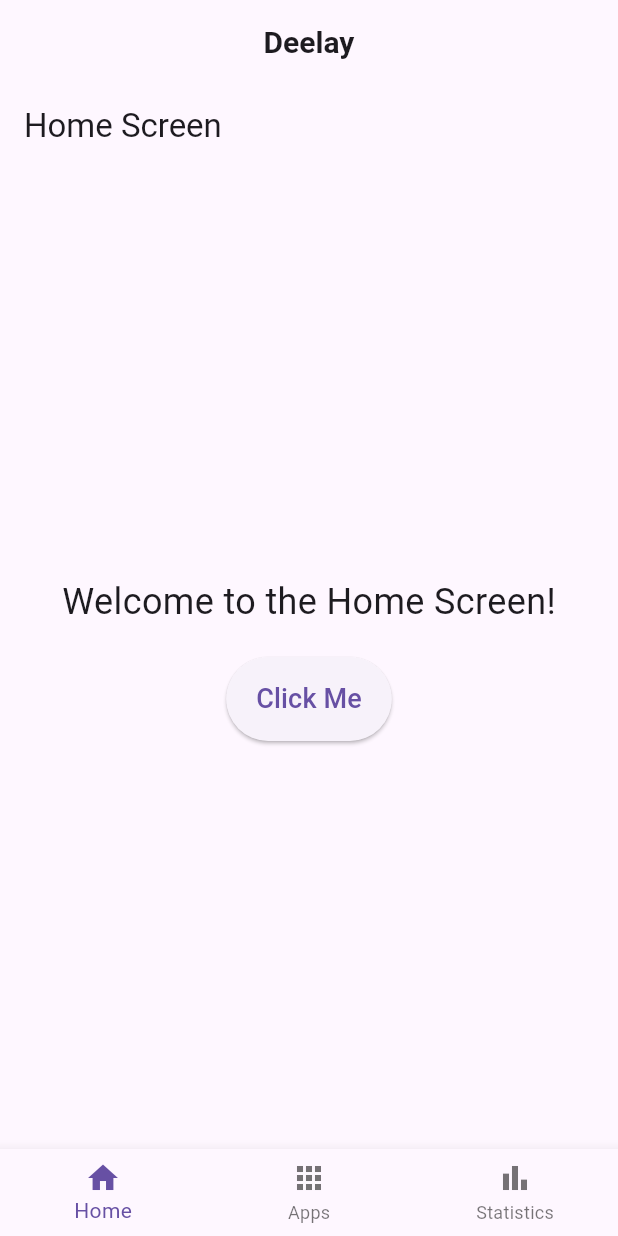
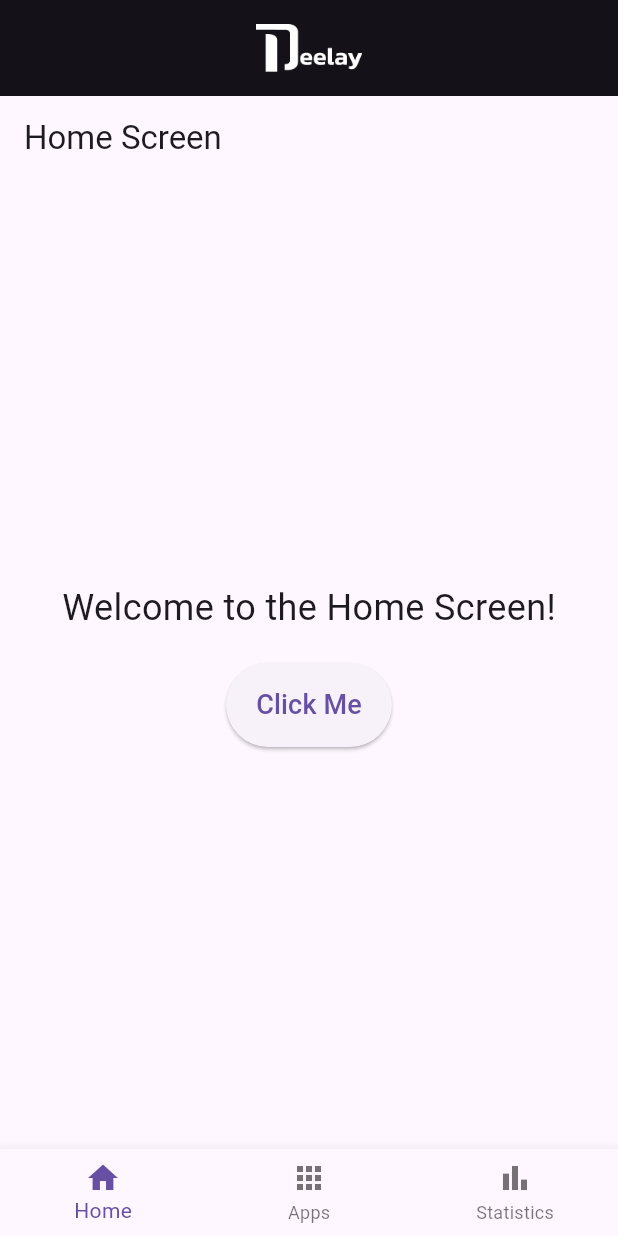
Before and after one commit to Edukasas/DeelayV2, a Flutter app: the screen it shows after launch, on a phone screen of 412 x 824 dp. Run offline on Flutter 3.47's test engine with Material 3 defaults, Android fonts, the phone set to English and light mode, and no system bars.

Commit message:
feat(header): create header

```diff
--- a/lib/widgets/header.dart
+++ b/lib/widgets/header.dart
@@ -1,21 +1,36 @@
 import 'package:flutter/material.dart';
+import 'package:myapp/config/constants/colors.dart';
 
 class Header extends StatelessWidget implements PreferredSizeWidget {
-  const Header({super.key});
+  final double height;
+
+  const Header({super.key, this.height = 64});
 
   @override
   Widget build(BuildContext context) {
     return AppBar(
       centerTitle: true, // Ensures the title is centered
-      title: const Text(
-        'Deelay', // This is the static text, can later be replaced with a logo.
-        style: TextStyle(fontSize: 20, fontWeight: FontWeight.bold),
+      backgroundColor: Deelay.neutral900,
+      toolbarHeight: height,
+      title: Row(
+        mainAxisAlignment: MainAxisAlignment.center,
+        children: [
+          Container(
+            constraints: const BoxConstraints(
+              maxHeight: 64, // Set maximum height for the logo
+            ),
+            child: Image.asset(
+              'assets/images/logo.png', // Path to your logo image
+              height: 32,
+              fit: BoxFit.contain, // Maintains aspect ratio
+            ),
+          ),
+        ],
       ),
-      elevation:
-          0, // You can customize the elevation or other properties as needed.
+      elevation: 0,
     );
   }
 
   @override
-  Size get preferredSize => const Size.fromHeight(kToolbarHeight);
+  Size get preferredSize => Size.fromHeight(height);
 }
--- a/pubspec.yaml
+++ b/pubspec.yaml
@@ -59,9 +59,9 @@ flutter:
   uses-material-design: true
 
   # To add assets to your application, add an assets section, like this:
-  # assets:
-  #   - images/a_dot_burr.jpeg
-  #   - images/a_dot_ham.jpeg
+  assets:
+    - assets/images/   # Include all images in the directory
+
 
   # An image asset can refer to one or more resolution-specific "variants", see
   # https://flutter.dev/to/resolution-aware-images
```
Also changed, not shown: assets/images/logo.png (added), lib/config/utils/helpers.dart (added).
